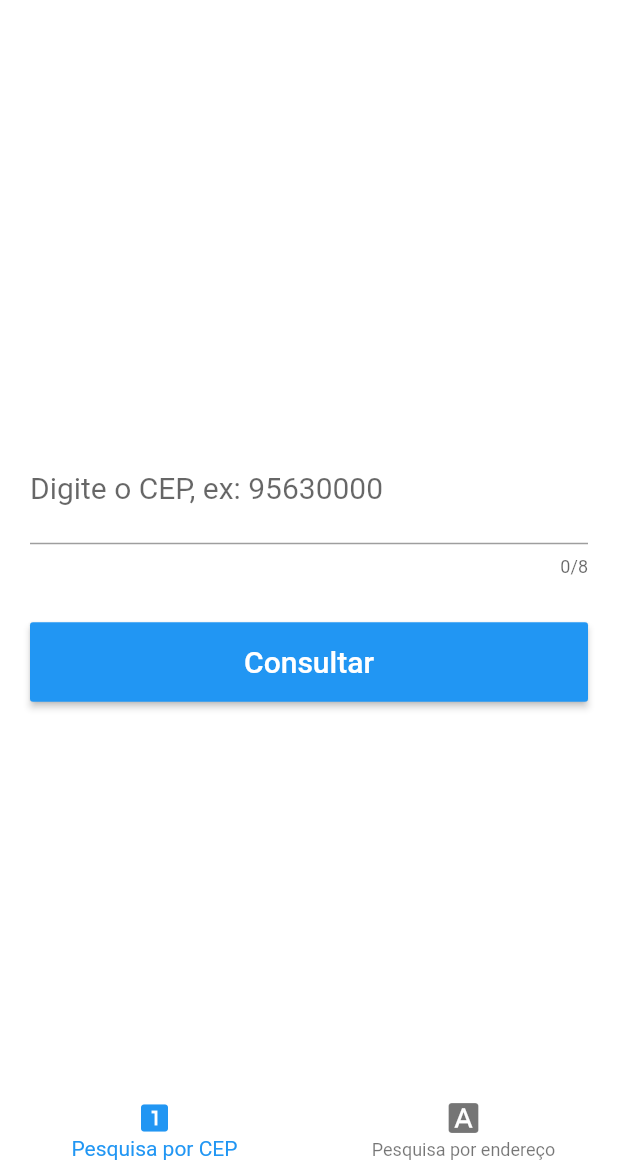
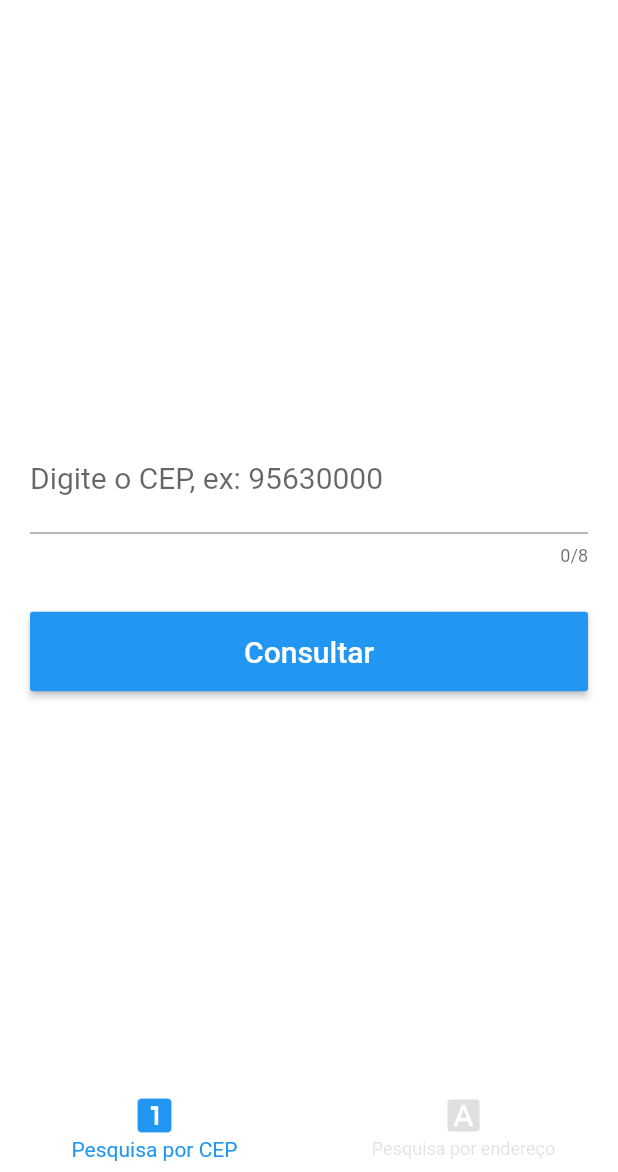
Before and after one commit to GeisonRDS/cep_br, a Flutter app: the screen it shows after launch, on a phone screen of 412 x 824 dp, the part 64-1236 px from its top. Run offline on Flutter 3.47's test engine with Material 2 defaults, Android fonts, the phone set to English and light mode, and no system bars.

Commit message:
Terceiro commit, alterado layout e posicionamento dos elemento dos arquivos TelaResultado e TelaSobre, alterado tamanho e padding dos botões da bottom bar.

```diff
--- a/lib/Home.dart
+++ b/lib/Home.dart
@@ -61,8 +61,8 @@ class _HomeState extends State<Home> {
         child: telas[_indiceAtual],
         color: Colors.white,
       ),
-      bottomNavigationBar: BottomNavigationBar(
-
+      bottomNavigationBar: Container(
+        child: BottomNavigationBar(
           backgroundColor: Colors.white,
           currentIndex: _indiceAtual,
           onTap: (indice){
@@ -72,18 +72,42 @@ class _HomeState extends State<Home> {
           },
           type: BottomNavigationBarType.fixed,
           fixedColor: Colors.blue,
+          unselectedItemColor: Colors.black12,
           items: [
             BottomNavigationBarItem(
-              title: Text("Pesquisa por CEP"),
-              icon: Icon(Icons.looks_one)
+                title: Padding(
+                  padding:
+                  EdgeInsets.only(bottom: 10),
+                  child: Text("Pesquisa por CEP"),
+                ),
+                icon: Padding(
+                  padding:
+                  EdgeInsets.only(top: 10),
+                  child: Icon(
+                    Icons.looks_one,
+                    size: 30,
+                  ),
+                ),
             ),
             BottomNavigationBarItem(
-              title: Text("Pesquisa por endereço"),
-              icon: Icon(Icons.font_download),
+              title: Padding(
+                padding:
+                EdgeInsets.only(bottom: 10),
+                child: Text("Pesquisa por endereço"),
+              ),
+              icon: Padding(
+                padding:
+                EdgeInsets.only(top: 10),
+                child: Icon(
+                  Icons.font_download,
+                  size: 26,
+                ),
+              ),
             ),
           ],
-        elevation: 0.0,
-      ),
-    );;
+          elevation: 0.0,
+        ),
+      )
+    );
   }
 }
--- a/lib/telas/TelaResultado.dart
+++ b/lib/telas/TelaResultado.dart
@@ -85,9 +85,11 @@ class _TelaResultadoState extends State<TelaResultado> {
         body: Center(
             child:  Padding(
                 padding: EdgeInsets.fromLTRB(20, 0, 20, 60),
-                child: Padding(
-                    padding: EdgeInsets.all(16),
-                    child: Center(
+                child: Container(
+                  padding: EdgeInsets.only(left: 50, top: 30, right: 50, bottom: 30),
+                  decoration: BoxDecoration(
+                      border: Border(top: BorderSide(color: Colors.blue), bottom: BorderSide(color: Colors.blue))
+                  ),
                   child: Text(_mensagemResultado,
                       style: TextStyle(
                           fontSize: 22,
@@ -95,7 +97,6 @@ class _TelaResultadoState extends State<TelaResultado> {
                           color: Colors.blue
                       )
                   ),
-                    )
                 )
             )
         ),
--- a/lib/telas/TelaSobre.dart
+++ b/lib/telas/TelaSobre.dart
@@ -23,11 +23,13 @@ class _TelaSobreState extends State<TelaSobre> {
         backgroundColor: Colors.white,
         elevation: 0.0,
       ),
-      body: Column(
+      body: SingleChildScrollView(
+        child: Column(
           crossAxisAlignment: CrossAxisAlignment.stretch,
           mainAxisAlignment: MainAxisAlignment.end,
           children: <Widget>[
             Container(
+                margin: EdgeInsets.only(top: 30),
                 decoration: BoxDecoration(
                     color: Colors.blue,
                     borderRadius: BorderRadius.only(topLeft: Radius.circular(75), topRight: Radius.circular(75))
@@ -55,6 +57,7 @@ class _TelaSobreState extends State<TelaSobre> {
                 )
             ),
           ],
+        ),
       )
     );
   }
```
Lines whose indentation alone changed are shown as unchanged.
